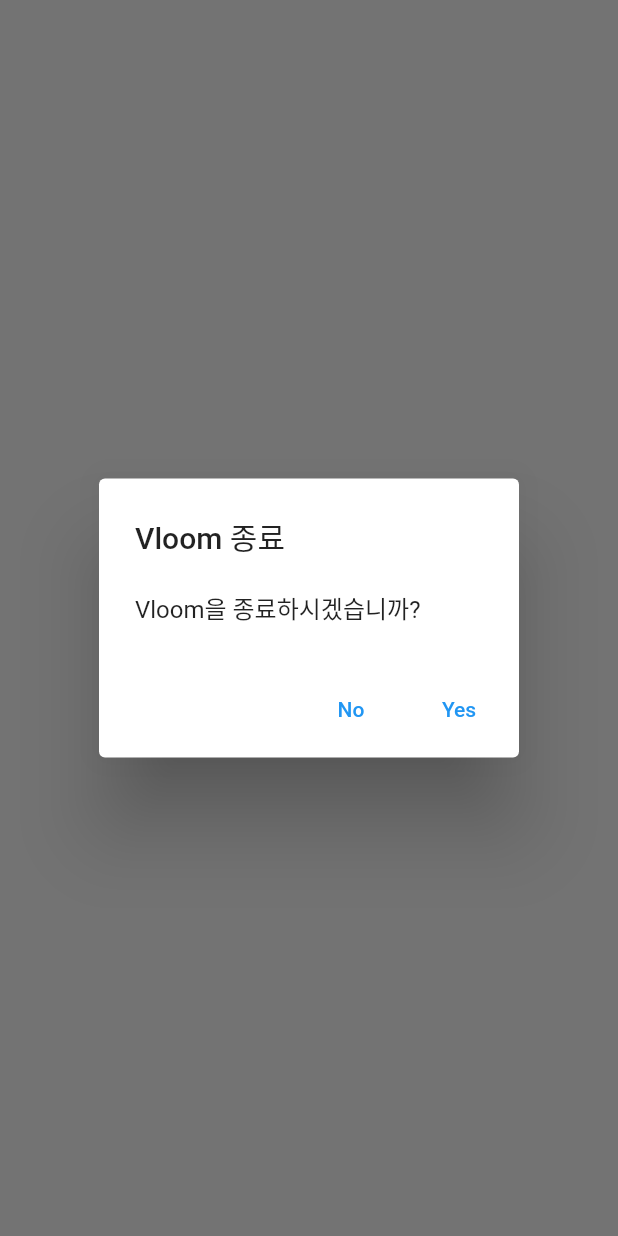
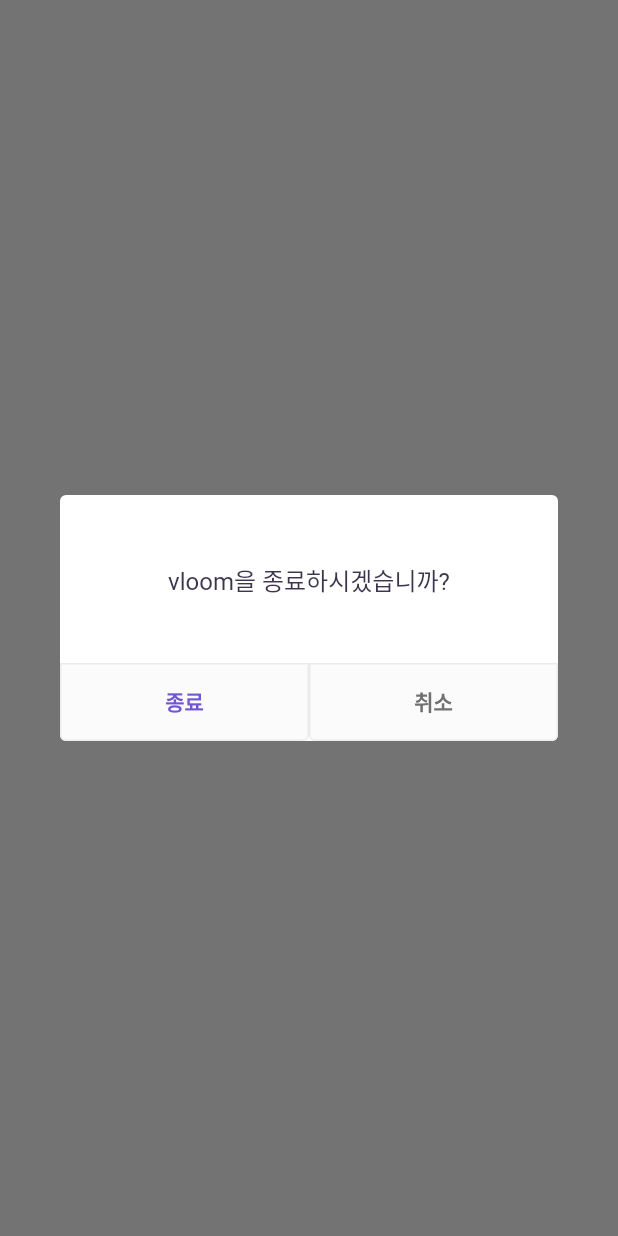
Before and after one commit to LiiNen/vocalist-app, a Flutter app: what onWillPop() shows on an empty page, opened directly, on a phone screen of 412 x 824 dp. Run offline on Flutter 3.47's test engine with Material 2 defaults, Android fonts, the phone set to English and light mode, and no system bars; our stand-ins replace firebase_auth, firebase_core, flutter_signin_button, flutter_svg, fluttertoast, google_sign_in and 2 more; missing offline and left inert: emoji_picker; accounts and stored records are empty; network calls fail; Roboto replaces fonts that are missing (NotoSansCJKKR); project files that could hold a hidden picture were left out.

Commit message:
Fix designing issues in music list & name textfield

```diff
--- a/lib/collections/function.dart
+++ b/lib/collections/function.dart
@@ -1,6 +1,7 @@
 import 'package:flutter/material.dart';
 import 'package:flutter/services.dart';
 import 'package:fluttertoast/fluttertoast.dart';
+import 'package:vocalist/collections/statelessWidget.dart';
 
 navigatorPush({required context, required widget, replacement=false, all=false}) {
   replacement
@@ -13,19 +14,12 @@ navigatorPush({required context, required widget, replacement=false, all=false})
 Future<bool> onWillPop(BuildContext context) async {
   return (await showDialog(
     context: context,
-    builder: (context) => AlertDialog(
-      title: Text('Vloom 종료'),
-      content: Text('Vloom을 종료하시겠습니까?'),
-      actions: [
-        TextButton(
-          onPressed: () => Navigator.of(context).pop(false),
-          child: Text('No'),
-        ),
-        TextButton(
-          onPressed: () => SystemNavigator.pop(),
-          child: Text('Yes'),
-        ),
-      ],
+    builder: (context) => ConfirmDialog(
+      title: 'vloom을 종료하시겠습니까?',
+      positiveAction: () {SystemNavigator.pop();},
+      negativeAction: () {Navigator.of(context).pop(false);},
+      positiveWord: '종료',
+      negativeWord: '취소'
     ),
   )) ?? false;
 }
@@ -47,7 +41,6 @@ showConfirmDialog(BuildContext context, Widget dialog) async {
   )) ?? false;
 }
 
-
 emojiToUnicode(String emoji) {
   return '0x${int.parse(emoji.runes.toString().replaceAll('(', '').replaceAll(')', '')).toRadixString(16).toString()}';
 }
--- a/lib/collections/statelessWidget.dart
+++ b/lib/collections/statelessWidget.dart
@@ -63,10 +63,11 @@ class ConfirmDialog extends StatefulWidget {
   final dynamic confirmAction;
   final String? positiveWord;
   final String? negativeWord;
-  ConfirmDialog({required this.title, required this.positiveAction, required this.negativeAction, required this.confirmAction, required this.positiveWord, required this.negativeWord});
+  final RichText? spanTitle;
+  ConfirmDialog({required this.title, required this.positiveAction, required this.negativeAction, this.confirmAction, this.positiveWord, this.negativeWord, this.spanTitle});
 
   @override
-  State<ConfirmDialog> createState() => _ConfirmDialog(title: title, positiveAction: positiveAction, negativeAction: negativeAction, confirmAction: confirmAction, positiveWord: positiveWord, negativeWord: negativeWord);
+  State<ConfirmDialog> createState() => _ConfirmDialog(title: title, positiveAction: positiveAction, negativeAction: negativeAction, confirmAction: confirmAction, positiveWord: positiveWord, negativeWord: negativeWord, spanTitle: spanTitle);
 }
 
 class _ConfirmDialog extends State<ConfirmDialog> {
@@ -76,7 +77,8 @@ class _ConfirmDialog extends State<ConfirmDialog> {
   dynamic confirmAction;
   String? positiveWord;
   String? negativeWord;
-  _ConfirmDialog({required this.title, required this.positiveAction, required this.negativeAction, required this.confirmAction, required this.positiveWord, required this.negativeWord});
+  RichText? spanTitle;
+  _ConfirmDialog({required this.title, required this.positiveAction, required this.negativeAction, this.confirmAction, this.positiveWord, required this.negativeWord, required this.spanTitle});
 
   @override
   Widget build(BuildContext context) {
@@ -108,7 +110,7 @@ class _ConfirmDialog extends State<ConfirmDialog> {
     return Container(
       margin: EdgeInsets.symmetric(horizontal: 12),
       height: 112,
-      child: Center(
+      child: spanTitle != null ? spanTitle : Center(
         child: Text(title, style: textStyle(weight: 400, size: 16.0))
       )
     );
@@ -119,16 +121,16 @@ class _ConfirmDialog extends State<ConfirmDialog> {
       height: 52,
       child: Row(
         children: confirmAction == null ? [
-          selectionBox(positiveWord == null ? '네' : positiveWord!, positiveAction),
-          selectionBox(negativeWord == null ? '아니요' : negativeWord!, negativeAction),
+          selectionBox(positiveWord == null ? '네' : positiveWord!, positiveAction, true),
+          selectionBox(negativeWord == null ? '아니요' : negativeWord!, negativeAction, false),
         ] : [
-          selectionBox('확인', confirmAction),
+          selectionBox('확인', confirmAction, true),
         ],
       )
     );
   }
 
-  selectionBox(String title, dynamic action) {
+  selectionBox(String title, dynamic action, bool isPositive) {
     return Expanded(
       child: GestureDetector(
         behavior: HitTestBehavior.translucent,
@@ -143,7 +145,7 @@ class _ConfirmDialog extends State<ConfirmDialog> {
             color: Color(0xfffbfbfb),
           ),
           child: Center(
-            child: Text(title, style: textStyle(color: Color(0xff0958c5), weight: 600, size: 14.0))
+            child: Text(title, style: textStyle(color: isPositive ? Color(0xff7156d2) : Color(0xff707070), weight: 600, size: 14.0))
           )
         )
       )
--- a/lib/mainNavView/homeView/homePlaylistContainer.dart
+++ b/lib/mainNavView/homeView/homePlaylistContainer.dart
@@ -33,7 +33,7 @@ class _HomePlaylistContainer extends State<HomePlaylistContainer> {
       var tempIndex = 0;
       while(true) {
         if(_likeList.length == 0) break;
-        if(!_usedClusterList.contains(_likeList[tempIndex]['cluster'])) {
+        if(_likeList[tempIndex]['cluster'] != null && !_usedClusterList.contains(_likeList[tempIndex]['cluster'])) {
           _usedClusterList.add(_likeList[tempIndex]['cluster']);
           _usedIndexList.add(tempIndex);
         }
@@ -48,7 +48,7 @@ class _HomePlaylistContainer extends State<HomePlaylistContainer> {
 
   @override
   Widget build(BuildContext context) {
-    return isLoaded && _likeList.length != 0 ? Container(
+    return isLoaded && _usedIndexList.length != 0 ? Container(
       padding: EdgeInsets.only(top: 14),
       child: Column(
         crossAxisAlignment: CrossAxisAlignment.start,
--- a/lib/mainNavView/scrapView/likeListView.dart
+++ b/lib/mainNavView/scrapView/likeListView.dart
@@ -75,7 +75,7 @@ class _LikeListView extends State<LikeListView> {
           child: Column(
             children: [
               descriptionBox(),
-              _likeList.length == 0 ? Container() : MusicListContainer(musicList: _likeList, isScrap: true, isFriend: true),
+              _likeList.length == 0 ? Container() : MusicListContainer(musicList: _likeList, isScrap: true, isFriend: friendId != -1),
             ]
           )
         )
--- a/lib/mainNavView/searchView/searchResultView.dart
+++ b/lib/mainNavView/searchView/searchResultView.dart
@@ -76,7 +76,9 @@ class _SearchResultView extends State<SearchResultView> {
                   MusicListContainer(musicList: musicList[1].take(20).toList(), highlight: input, index: 2) :
                   Container(),
                 /// todo : curation search
-
+                isLoaded && onFilterSelected != 0 && musicList[onFilterSelected-1] != null && onFilterSelected == 2 ?
+                  Container() :
+                  Container(),
                 /// for total search
                 isLoaded && onFilterSelected == 0 && musicList[0] != null ?
                   MusicListContainer(musicList: musicList[0].take(5).toList(), highlight: input, index: 1) :
--- a/lib/mainNavView/settingView/nameModifyView.dart
+++ b/lib/mainNavView/settingView/nameModifyView.dart
@@ -140,7 +140,7 @@ class _NameModifyView extends State<NameModifyView> {
         setState(() {});
       },
       onSubmitted: (value) {_confirmAction();},
-      style: textStyle(weight: 500, size: 12.0)
+      style: textStyle(weight: 500, size: 24.0)
     );
   }
 
--- a/lib/music/musicListContainer.dart
+++ b/lib/music/musicListContainer.dart
@@ -40,7 +40,10 @@ class _MusicListContainer extends State<MusicListContainer> {
       children: <Widget>[titleBox()] + (
         musicItemContainerList.length != 0 ?
           musicItemContainerList :
-          [Text('검색 결과를 찾을 수 없습니다.', style: textStyle(color: Color(0xff7c7c7c), weight: 400, size: 13.0))]
+          [
+            SizedBox(height: 20),
+            Text('노래가 없습니다.', style: textStyle(color: Color(0xff7c7c7c), weight: 400, size: 13.0))
+          ]
       )
     );
   }
```
Also changed, not shown: lib/mainNavView/scrapView/playListView.dart (+10 -14 lines).
